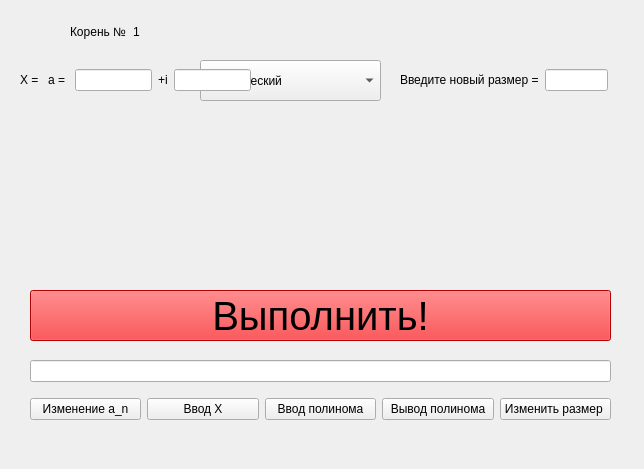
Old version of the form interface.ui in the repository porofieff/oop_prak4.
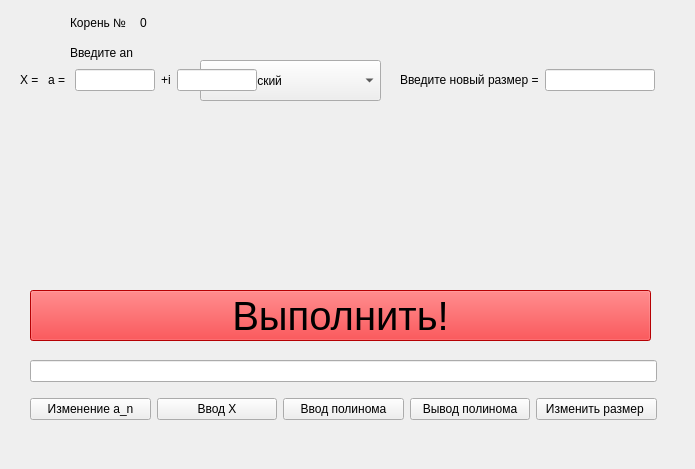
New version of the form.

Patch:
```diff
--- a/interface.ui
+++ b/interface.ui
@@ -6,7 +6,7 @@
    <rect>
     <x>0</x>
     <y>0</y>
-    <width>644</width>
+    <width>695</width>
     <height>469</height>
    </rect>
   </property>
@@ -18,7 +18,7 @@
     <rect>
      <x>30</x>
      <y>290</y>
-     <width>581</width>
+     <width>621</width>
      <height>51</height>
     </rect>
    </property>
@@ -60,7 +60,7 @@
     <rect>
      <x>30</x>
      <y>350</y>
-     <width>581</width>
+     <width>627</width>
      <height>81</height>
     </rect>
    </property>
@@ -118,7 +118,7 @@
     <rect>
      <x>400</x>
      <y>60</y>
-     <width>208</width>
+     <width>255</width>
      <height>41</height>
     </rect>
    </property>
@@ -135,38 +135,45 @@
     </item>
    </layout>
   </widget>
-  <widget class="QWidget" name="">
+  <widget class="QWidget" name="layoutWidget">
    <property name="geometry">
     <rect>
      <x>70</x>
      <y>10</y>
-     <width>79</width>
-     <height>44</height>
+     <width>101</width>
+     <height>55</height>
     </rect>
    </property>
    <layout class="QGridLayout" name="gridLayout_4">
-    <item row="0" column="1">
+    <item row="1" column="1">
      <widget class="QLabel" name="polin_num_label">
       <property name="text">
-       <string>1</string>
+       <string>0</string>
       </property>
      </widget>
     </item>
-    <item row="0" column="0">
+    <item row="1" column="0">
      <widget class="QLabel" name="polin_text_label">
       <property name="text">
        <string>Корень №</string>
       </property>
      </widget>
     </item>
+    <item row="2" column="0">
+     <widget class="QLabel" name="an_label_2">
+      <property name="text">
+       <string>Введите an</string>
+      </property>
+     </widget>
+    </item>
    </layout>
   </widget>
-  <widget class="QWidget" name="">
+  <widget class="QWidget" name="layoutWidget">
    <property name="geometry">
     <rect>
      <x>20</x>
      <y>60</y>
-     <width>231</width>
+     <width>237</width>
      <height>41</height>
     </rect>
    </property>
```
